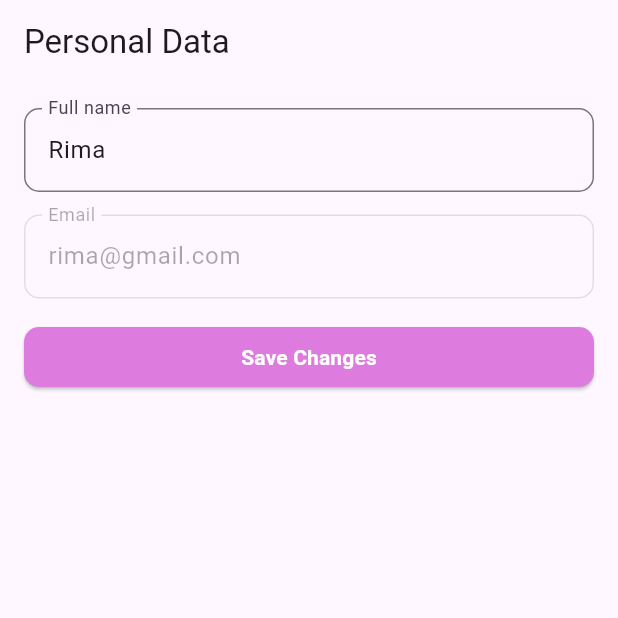
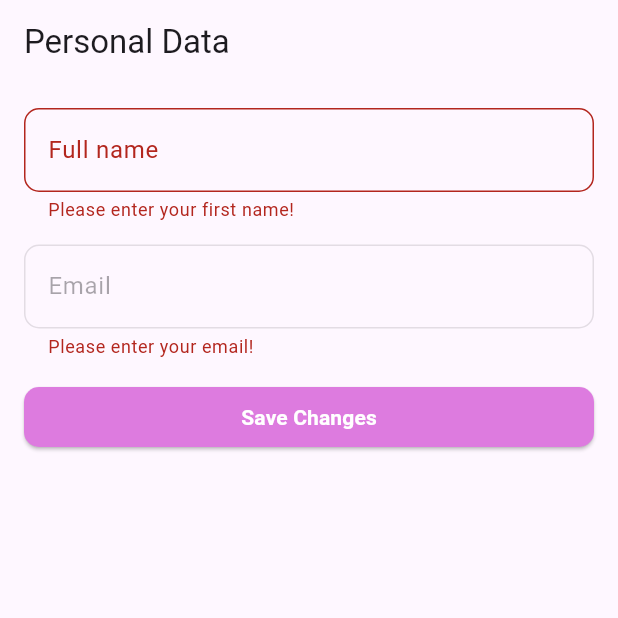
Before and after one commit to rimabenticha/Notary, a Flutter app: the PersonalDataScreen screen opened by its route, after a tap on "Save Changes", on a phone screen of 412 x 824 dp, the top half of it. Run offline on Flutter 3.47's test engine with Material 3 defaults, Android fonts, the phone set to English and light mode, and no system bars; our stand-ins replace cloud_firestore, dartz, dio, equatable, firebase_auth, firebase_core and 7 more; accounts and stored records are empty.

```diff
--- /dev/null
+++ b/lib/features/profile/data/repos/profile_repo.dart
@@ -0,0 +1,6 @@
+import 'package:dartz/dartz.dart';
+import 'package:noteary/core/errors/failure.dart';
+
+abstract class ProfileRepo {
+  Future<Either<Failure, Unit>> updatePersonalData({String? fullName});
+}
--- a/lib/features/profile/presentation/views/widgets/personal_data_form.dart
+++ b/lib/features/profile/presentation/views/widgets/personal_data_form.dart
@@ -1,12 +1,11 @@
+import 'package:firebase_auth/firebase_auth.dart';
 import 'package:flutter/material.dart';
+import 'package:noteary/core/utils/service_locator.dart';
 import 'package:noteary/core/widgets/custom_elevated_button.dart';
 import 'package:noteary/core/widgets/custom_text_form_field.dart';
-import 'package:noteary/features/auth/data/models/user_model.dart';
 
 class PersonalDataForm extends StatefulWidget {
-  const PersonalDataForm({super.key, required this.user});
-
-  final UserModel user;
+  const PersonalDataForm({super.key});
 
   @override
   State<PersonalDataForm> createState() => _PersonalDataFormState();
@@ -26,8 +25,9 @@ class _PersonalDataFormState extends State<PersonalDataForm> {
   @override
   void initState() {
     super.initState();
-    _fullNameController.text = widget.user.fullName ?? '';
-    _emailController.text = widget.user.email ?? '';
+    _fullNameController.text =
+        getIt.get<FirebaseAuth>().currentUser?.displayName ?? '';
+    _emailController.text = getIt.get<FirebaseAuth>().currentUser?.email ?? '';
   }
 
   final GlobalKey<FormState> _formKey = GlobalKey<FormState>();
--- a/lib/features/profile/presentation/views/widgets/personal_data_screen_body.dart
+++ b/lib/features/profile/presentation/views/widgets/personal_data_screen_body.dart
@@ -1,6 +1,5 @@
 import 'package:flutter/material.dart';
 import 'package:noteary/core/styles/sizes.dart';
-import 'package:noteary/features/auth/data/models/user_model.dart';
 import 'package:noteary/features/profile/presentation/views/widgets/personal_data_form.dart';
 
 class PersonalDataScreenBody extends StatelessWidget {
@@ -10,13 +9,7 @@ class PersonalDataScreenBody extends StatelessWidget {
   Widget build(BuildContext context) {
     return const SingleChildScrollView(
       padding: kPadd16,
-      child: PersonalDataForm(
-        user: UserModel(
-          fullName: 'Rima',
-          email: 'rima@gmail.com',
-          uid: '1234567890',
-        ),
-      ),
+      child: PersonalDataForm(),
     );
   }
 }
```
Also changed, not shown: lib/features/profile/data/repos/profile_repo_impl.dart (added, +34 -0 lines), lib/features/profile/presentation/manager/update_personal_data_cubit/update_personal_data_cubit.dart (added, +21 -0 lines), lib/features/profile/presentation/manager/update_personal_data_cubit/update_personal_data_state.dart (added, +19 -0 lines).
